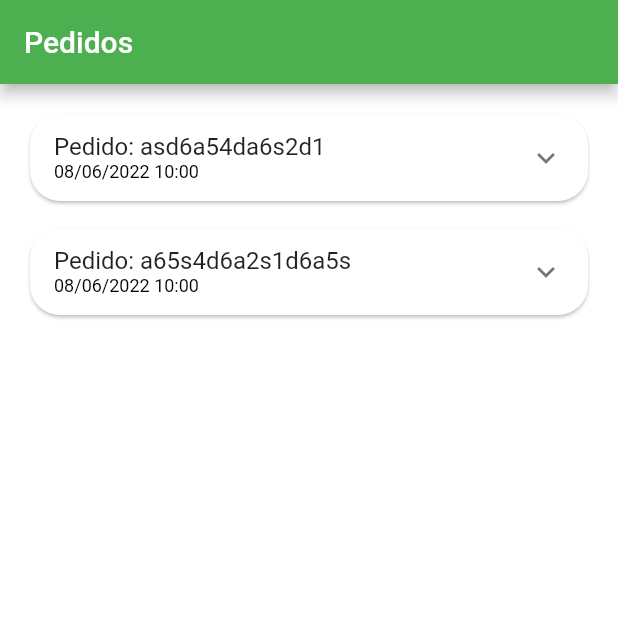
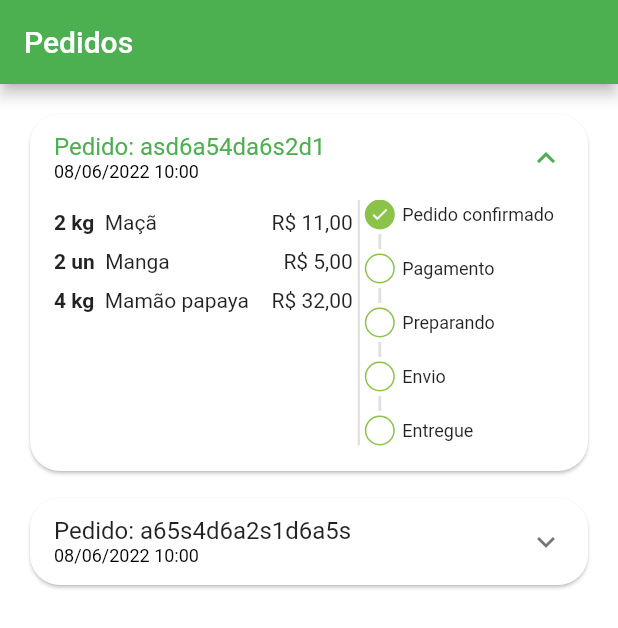
Before and after one commit to MantoDev97/QuitandaVirtual, a Flutter app: the OrdersTab screen opened directly, on a phone screen of 412 x 824 dp. Shown: the top 628 px of the screen. Run offline on Flutter 3.47's test engine with Material 2 defaults, Android fonts, the phone set to English and light mode, and no system bars; our stand-ins replace animated_text_kit, badges, mask_text_input_formatter.

Commit message:
Adicionando todos os Status

```diff
--- a/lib/src/config/app_data.dart
+++ b/lib/src/config/app_data.dart
@@ -105,7 +105,7 @@ List<OrderModel> orders = [
       '2022-06-08 10:00:10.458',
     ),
     overdueDateTime: DateTime.parse(
-      '2022-06-08 11:00:10.458',
+      '2022-12-08 11:00:10.458',
     ),
     id: 'asd6a54da6s2d1',
     status: 'pending_payment',
@@ -119,6 +119,10 @@ List<OrderModel> orders = [
         item: mango,
         quantity: 2,
       ),
+      CartItemModel(
+        item: papaya,
+        quantity: 4,
+      ),
     ],
   ),
 
@@ -129,10 +133,10 @@ List<OrderModel> orders = [
       '2022-06-08 10:00:10.458',
     ),
     overdueDateTime: DateTime.parse(
-      '2022-06-08 11:00:10.458',
+      '2022-12-08 11:00:10.458',
     ),
     id: 'a65s4d6a2s1d6a5s',
-    status: 'refunded',
+    status: 'preparing_purchase',
     total: 11.5,
     items: [
       CartItemModel(
--- a/lib/src/pages/orders/components/order_status_widget.dart
+++ b/lib/src/pages/orders/components/order_status_widget.dart
@@ -11,7 +11,7 @@ class OrderStatusWidget extends StatelessWidget {
     'paid': 2,
     'preparing_purchase': 3,
     'shipping': 4,
-    'delivered': 5
+    'delivered': 5,
   };
 
   int get currentStatus => allStatus[status]!;
@@ -44,7 +44,33 @@ class OrderStatusWidget extends StatelessWidget {
             title: 'Pagamento Pix vencido',
             backgroundColor: Colors.red,
           ),
-        ],
+        ] else ...[
+          _StatusDot(
+            isActive: currentStatus >= 2,
+            title: 'Pagamento',
+          ),
+
+          const _CustomDivider(),
+
+          _StatusDot(
+            isActive: currentStatus >= 3,
+            title: 'Preparando',
+          ),
+
+          const _CustomDivider(),
+
+          _StatusDot(
+            isActive: currentStatus >= 4,
+            title: 'Envio',
+          ),
+
+          const _CustomDivider(),
+
+          _StatusDot(
+            isActive: currentStatus >= 5,
+            title: 'Entregue',
+          ),
+        ]
       ],
     );
   }
--- a/lib/src/pages/orders/components/order_tile.dart
+++ b/lib/src/pages/orders/components/order_tile.dart
@@ -23,6 +23,7 @@ class OrderTile extends StatelessWidget {
       child: Theme(
         data: Theme.of(context).copyWith(dividerColor: Colors.transparent),
         child: ExpansionTile(
+          initiallyExpanded: order.status == 'pending_payment',
           title: Column(
             mainAxisSize: MainAxisSize.min,
             crossAxisAlignment: CrossAxisAlignment.start,
@@ -41,13 +42,14 @@ class OrderTile extends StatelessWidget {
           ),
           childrenPadding: const EdgeInsets.fromLTRB(16, 0, 16, 16),
           children: [
-            SizedBox(
-              height: 150,
+            IntrinsicHeight(
               child: Row(
                 children: [
                   //Lista de prosutos
                   Expanded(
                     flex: 3,
+                    child: SizedBox(
+                      height: 150,
                       child: ListView(
                         children: order.items.map((orderItem) {
                           return _OrderItemWidget(
@@ -55,6 +57,7 @@ class OrderTile extends StatelessWidget {
                             orderItem: orderItem,
                           );
                         }).toList(),
+                      ),
                     ),
                   ),
 
```
Lines whose indentation alone changed are shown as unchanged.
